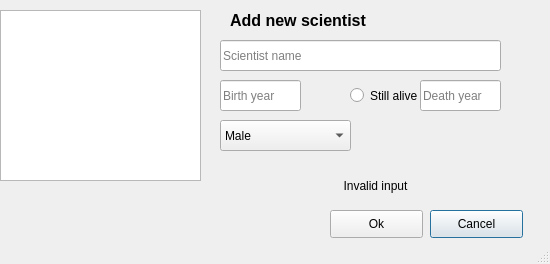
Old version of the form addscientistdialog.ui in the repository gudmundurb/H22.
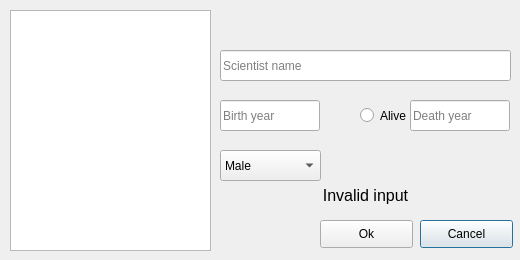
New version of the form. Icons and pictures are not drawn.

What changed in the file:
```diff
--- a/addscientistdialog.ui
+++ b/addscientistdialog.ui
@@ -6,22 +6,34 @@
    <rect>
     <x>0</x>
     <y>0</y>
-    <width>550</width>
-    <height>264</height>
+    <width>520</width>
+    <height>260</height>
    </rect>
   </property>
+  <property name="sizePolicy">
+   <sizepolicy hsizetype="Maximum" vsizetype="Maximum">
+    <horstretch>0</horstretch>
+    <verstretch>0</verstretch>
+   </sizepolicy>
+  </property>
+  <property name="maximumSize">
+   <size>
+    <width>520</width>
+    <height>260</height>
+   </size>
+  </property>
   <property name="windowTitle">
    <string>Dialog</string>
   </property>
   <property name="sizeGripEnabled">
-   <bool>true</bool>
+   <bool>false</bool>
   </property>
   <widget class="QLineEdit" name="InputScientistName">
    <property name="geometry">
     <rect>
      <x>220</x>
-     <y>40</y>
-     <width>281</width>
+     <y>50</y>
+     <width>291</width>
      <height>31</height>
     </rect>
    </property>
@@ -32,19 +44,6 @@
     <string>Scientist name</string>
    </property>
   </widget>
-  <widget class="QLabel" name="TitleScientistAdd">
-   <property name="geometry">
-    <rect>
-     <x>230</x>
-     <y>0</y>
-     <width>231</width>
-     <height>41</height>
-    </rect>
-   </property>
-   <property name="text">
-    <string>&lt;html&gt;&lt;head/&gt;&lt;body&gt;&lt;p&gt;&lt;span style=&quot; font-size:12pt; font-weight:600;&quot;&gt;Add new scientist&lt;/span&gt;&lt;/p&gt;&lt;/body&gt;&lt;/html&gt;</string>
-   </property>
-  </widget>
   <widget class="QLineEdit" name="InputBirthYear">
    <property name="enabled">
     <bool>true</bool>
@@ -52,8 +51,8 @@
    <property name="geometry">
     <rect>
      <x>220</x>
-     <y>80</y>
-     <width>81</width>
+     <y>100</y>
+     <width>100</width>
      <height>31</height>
     </rect>
    </property>
@@ -67,8 +66,8 @@
   <widget class="QPushButton" name="Cancel">
    <property name="geometry">
     <rect>
-     <x>430</x>
-     <y>210</y>
+     <x>420</x>
+     <y>220</y>
      <width>93</width>
      <height>28</height>
     </rect>
@@ -83,9 +82,9 @@
    </property>
    <property name="geometry">
     <rect>
-     <x>420</x>
-     <y>80</y>
-     <width>81</width>
+     <x>410</x>
+     <y>100</y>
+     <width>100</width>
      <height>31</height>
     </rect>
    </property>
@@ -100,8 +99,8 @@
    <property name="geometry">
     <rect>
      <x>220</x>
-     <y>120</y>
-     <width>131</width>
+     <y>150</y>
+     <width>101</width>
      <height>31</height>
     </rect>
    </property>
@@ -119,18 +118,18 @@
   <widget class="QGraphicsView" name="addScientistPicture">
    <property name="geometry">
     <rect>
-     <x>0</x>
+     <x>10</x>
      <y>10</y>
      <width>201</width>
-     <height>171</height>
+     <height>241</height>
     </rect>
    </property>
   </widget>
   <widget class="QPushButton" name="S_add_ok">
    <property name="geometry">
     <rect>
-     <x>330</x>
-     <y>210</y>
+     <x>320</x>
+     <y>220</y>
      <width>93</width>
      <height>28</height>
     </rect>
@@ -142,14 +141,14 @@
   <widget class="QRadioButton" name="RadioStillAlive">
    <property name="geometry">
     <rect>
-     <x>350</x>
-     <y>80</y>
+     <x>360</x>
+     <y>100</y>
      <width>71</width>
      <height>31</height>
     </rect>
    </property>
    <property name="text">
-    <string>Still alive</string>
+    <string>Alive</string>
    </property>
   </widget>
   <widget class="QLabel" name="InvalidInput">
@@ -158,12 +157,17 @@
    </property>
    <property name="geometry">
     <rect>
-     <x>330</x>
-     <y>170</y>
-     <width>91</width>
+     <x>220</x>
+     <y>180</y>
+     <width>291</width>
      <height>31</height>
     </rect>
    </property>
+   <property name="font">
+    <font>
+     <pointsize>12</pointsize>
+    </font>
+   </property>
    <property name="text">
     <string>Invalid input</string>
    </property>
```
Left out of the diff: 10 changed lines with no effect on the pictures.
